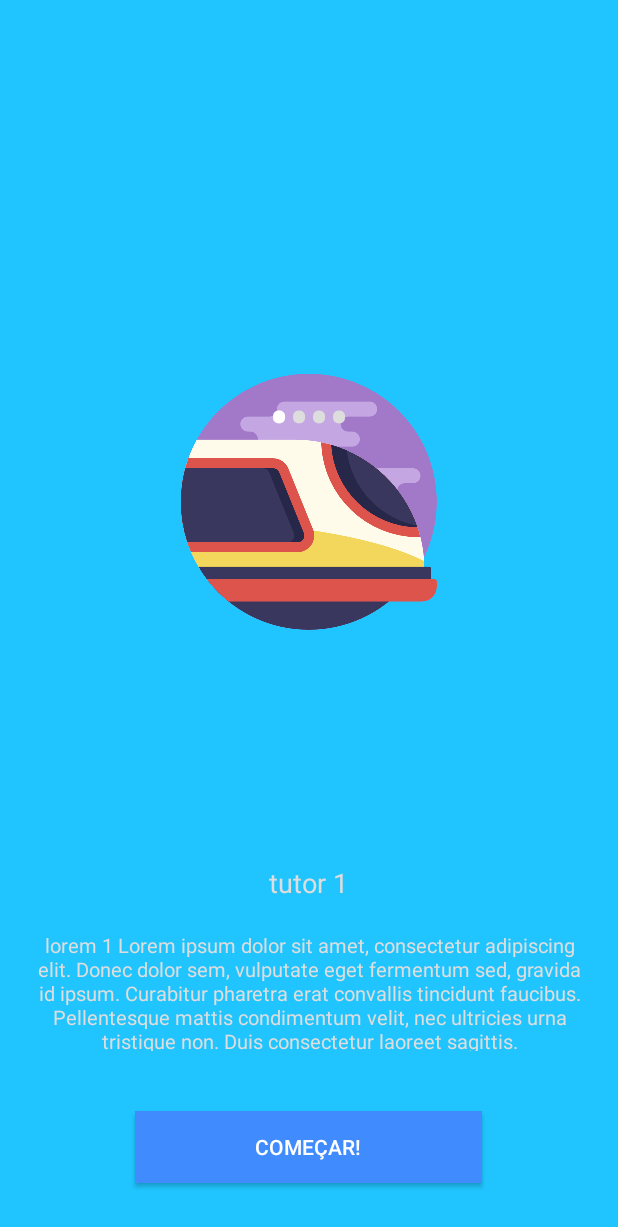
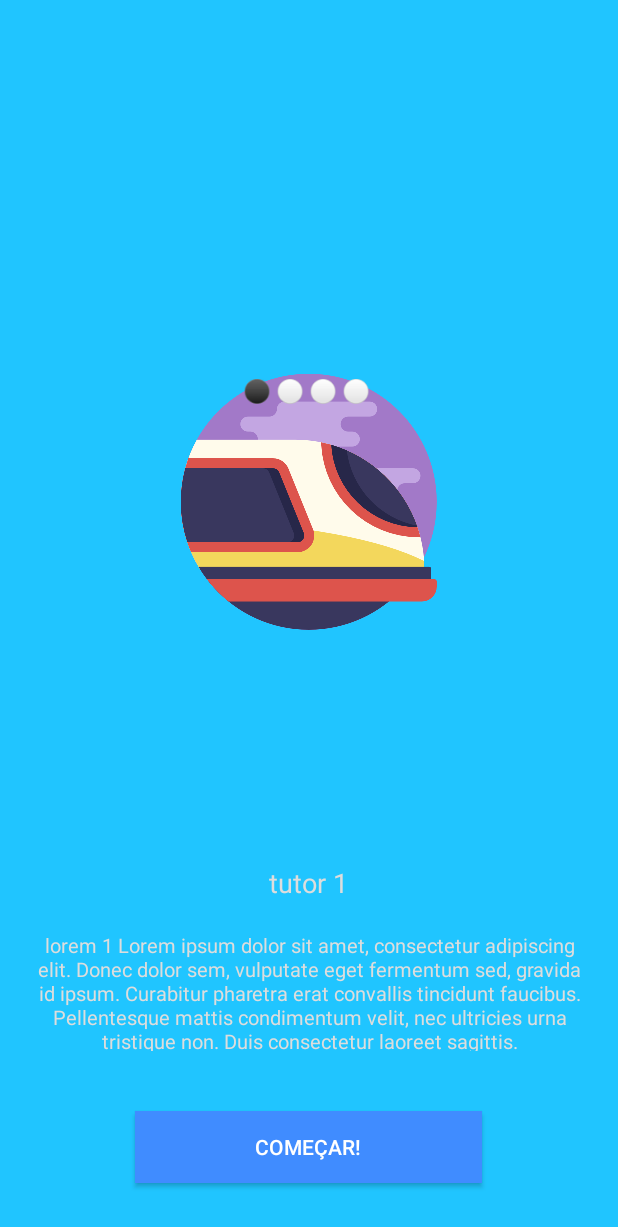
Before and after one commit to Gerotha/SamsungApp, an Android app: the screen it shows after launch (TutorialActivity), on a phone screen of 412 x 824 dp. Shown: the top 1227 px of the screen. Run offline under Robolectric (Android 15) with nearby library versions, the phone set to English and light mode, and no system bars.

Commit message:
tutorial dots final

```diff
--- a/app/src/main/java/com/insightvalley/samsungapp/TutorialActivity.java
+++ b/app/src/main/java/com/insightvalley/samsungapp/TutorialActivity.java
@@ -65,14 +65,16 @@ public class TutorialActivity extends AppCompatActivity {
         for(int i = 0; i < mDots.length; i++) {
 
             mDots[i] = new TextView(this);
-            mDots[i].setText(Html.fromHtml("&#8226"));
-            mDots[i].setTextSize(40);
-            mDots[i].setTextColor(getResources().getColor(R.color.dotDisable));
+            mDots[i].setText(Html.fromHtml("&#9898") + " ");
+            mDots[i].setTextSize(15);
+            mDots[i].setTextColor(getResources().getColor(R.color.dotEnable));
 
             mDotsLayout.addView(mDots[i]);
         }
 
         if(mDots.length > 0) {
+            mDots[position].setText(Html.fromHtml("&#9899") + " ");
+            mDots[position].setTextSize(15);
             mDots[position].setTextColor(getResources().getColor(R.color.dotEnable));
         }
     }
```
